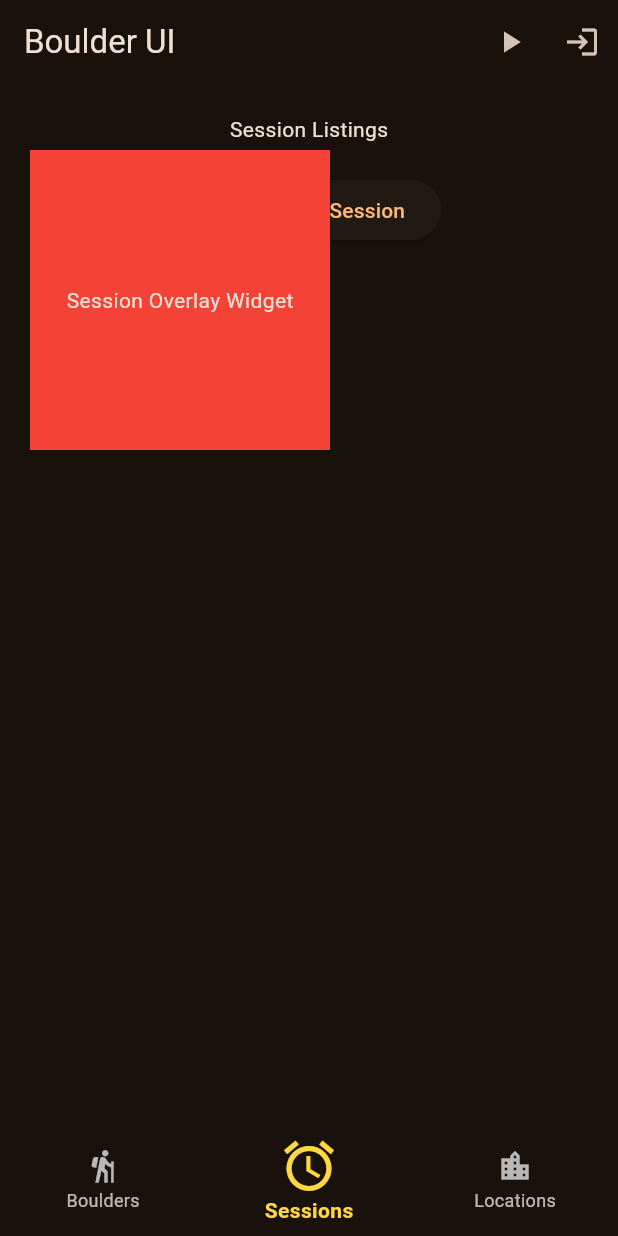
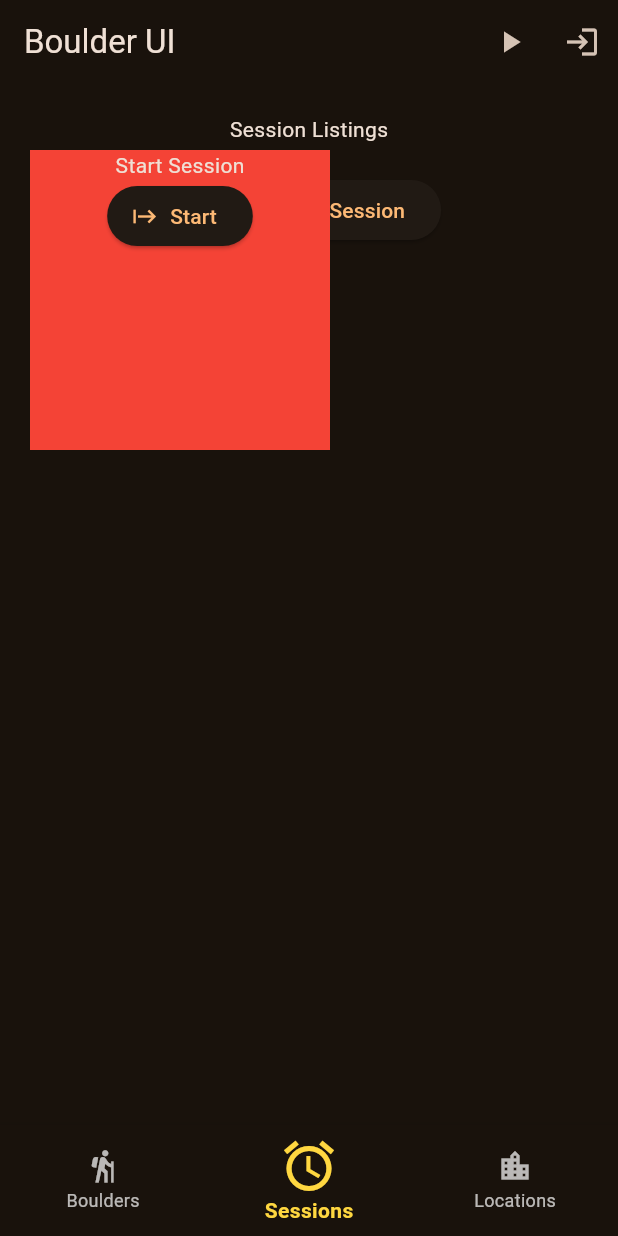
Before and after one commit to seanr89/FlutterClimb, a Flutter app: the screen it shows after launch, item 2 of the bottom bar chosen, after a tap on the "play arrow" icon, on a phone screen of 412 x 824 dp. Run offline on Flutter 3.47's test engine with Material 2 defaults, Android fonts, the phone set to English and light mode, and no system bars; our stand-ins replace cloud_firestore, firebase_auth, firebase_core, firebase_storage, image_picker; accounts and stored records are empty.

Commit message:
work on timers!

```diff
--- a/boulder_ui/lib/Screens/Boulder/boulder_list.dart
+++ b/boulder_ui/lib/Screens/Boulder/boulder_list.dart
@@ -1,7 +1,6 @@
 import 'package:collection/collection.dart';
 import 'package:flutter/material.dart';
 import 'package:namer_app/Services/Firestore.Collection.dart';
-import 'package:namer_app/Screens/Boulder/boulder_create.dart';
 import 'package:namer_app/Screens/Boulder/boulder_detail.dart';
 import '../../models/Boulder.dart';
 
--- a/boulder_ui/lib/Screens/Sessions/elapsed_timer.dart
+++ b/boulder_ui/lib/Screens/Sessions/elapsed_timer.dart
@@ -3,7 +3,7 @@ import 'dart:async';
 import 'package:flutter/material.dart';
 
 class ElapsedTime extends StatefulWidget {
-  final String timestamp;
+  final int timestamp;
 
   const ElapsedTime({
     required Key key,
@@ -18,6 +18,7 @@ class _ElapsedTimeState extends State<ElapsedTime> {
   late Timer _timer;
   late DateTime _initialTime;
   late String _currentDuration;
+  bool startedTimer = false;
 
   @override
   void initState() {
@@ -26,16 +27,26 @@ class _ElapsedTimeState extends State<ElapsedTime> {
     _initialTime = _parseTimestamp();
     _currentDuration = _formatDuration(_calcElapsedTime());
 
-    _timer = Timer.periodic(const Duration(seconds: 1), (Timer t) {
+    _timer = Timer.periodic(const Duration(seconds: 5), (Timer t) {
       setState(() {
         _currentDuration = _formatDuration(_calcElapsedTime());
       });
     });
   }
 
-  Duration _calcElapsedTime() => _initialTime.difference(DateTime.now());
+  void startTimer(int timeStamp) {
+    startedTimer = true;
+  }
 
-  DateTime _parseTimestamp() => DateTime.parse(widget.timestamp);
+  void endTimer() {
+    startedTimer = false;
+  }
+
+  // Duration _calcElapsedTime() => _initialTime.difference(DateTime.now());
+  Duration _calcElapsedTime() => DateTime.now().difference(_initialTime);
+
+  DateTime _parseTimestamp() =>
+      DateTime.fromMillisecondsSinceEpoch(widget.timestamp);
 
   // TODO update this to fit your own needs
   String _formatDuration(final Duration duration) => duration.toString();
@@ -49,6 +60,20 @@ class _ElapsedTimeState extends State<ElapsedTime> {
 
   @override
   Widget build(BuildContext context) {
-    return Text(_currentDuration);
+    if (startedTimer) return Text(_currentDuration);
+
+    //return Text('Start Session');
+    return Center(
+        child: Column(
+      children: [
+        Text("Start Session"),
+        ElevatedButton.icon(
+            onPressed: () {
+              startTimer(DateTime.now().microsecondsSinceEpoch);
+            },
+            icon: Icon(Icons.start),
+            label: Text("Start"))
+      ],
+    ));
   }
 }
--- a/boulder_ui/lib/main.dart
+++ b/boulder_ui/lib/main.dart
@@ -1,7 +1,9 @@
 import 'package:flutter/material.dart';
+import 'package:intl/intl.dart';
 import 'package:namer_app/Screens/Auth/signinscreen.dart';
 import 'package:namer_app/Screens/Boulder/boulder_list.dart';
 import 'package:namer_app/Screens/Locations/locationspage.dart';
+import 'package:namer_app/Screens/Sessions/elapsed_timer.dart';
 import 'package:namer_app/Screens/Sessions/session_list.dart';
 import 'package:namer_app/Screens/Sessions/session_overlay.dart';
 import 'package:namer_app/mysettings.dart';
@@ -48,6 +50,9 @@ class MyHomePage extends StatefulWidget {
 
 class _MyHomePageState extends State<MyHomePage> {
   var _selectedIndex = 0;
+  final timerWidget = ElapsedTime(
+      key: UniqueKey(), timestamp: DateTime.now().millisecondsSinceEpoch);
+
   static List<Widget> _pages = <Widget>[
     BoulderList(),
     SessionList(),
@@ -73,10 +78,10 @@ class _MyHomePageState extends State<MyHomePage> {
               tooltip: 'Sign-in',
               onPressed: () {
                 // SignInScreen Nav
-                Navigator.push(
-                  context,
-                  MaterialPageRoute(builder: (context) => SignInScreen()),
-                );
+                // Navigator.push(
+                //   context,
+                //   MaterialPageRoute(builder: (context) => SignInScreen()),
+                // );
               },
             ),
           ],
@@ -129,15 +134,13 @@ class _MyHomePageState extends State<MyHomePage> {
                     height: 200,
                     width: 200,
                     color: Colors.red,
-            child: SessionOverlayWidget(),
+                    child: timerWidget),
               ),
-        ),
-      ),
-    );
+            ));
 
     overlayState.insert(overlayEntry);
 
-    await Future.delayed(Duration(seconds: 2));
+    await Future.delayed(Duration(seconds: 10));
 
     overlayEntry.remove();
   }
--- a/boulder_ui/pubspec.yaml
+++ b/boulder_ui/pubspec.yaml
@@ -19,6 +19,7 @@ dependencies:
   firebase_storage: ^11.0.16
   image_picker: ^0.8.7+1
   firebase_auth: ^4.3.0
+  intl: ^0.18.1
 
 dev_dependencies:
   flutter_test:
```
Also changed, not shown: boulder_ui/lib/Screens/Auth/authentication.dart (+104 -104 lines), boulder_ui/lib/Screens/Auth/signinscreen.dart (+118 -118 lines), boulder_ui/lib/Screens/Locations/location_details.dart (+9 -3 lines), 2 other files. Lines whose indentation alone changed are shown as unchanged.
